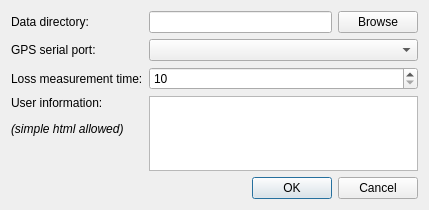
Above: app/wndsettings.ui from milyges/OpenDyno before the change. Below: the same form after it.
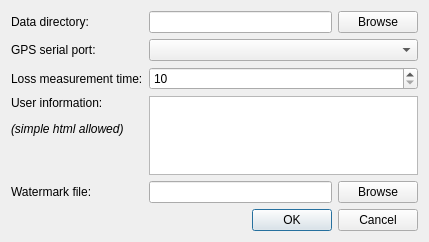
That is the form after the change.

```diff
--- a/app/wndsettings.ui
+++ b/app/wndsettings.ui
@@ -7,7 +7,7 @@
     <x>0</x>
     <y>0</y>
     <width>429</width>
-    <height>210</height>
+    <height>242</height>
    </rect>
   </property>
   <property name="windowTitle">
@@ -62,16 +62,6 @@
      </property>
     </widget>
    </item>
-   <item row="4" column="0" colspan="2">
-    <widget class="QDialogButtonBox" name="buttonBox">
-     <property name="orientation">
-      <enum>Qt::Horizontal</enum>
-     </property>
-     <property name="standardButtons">
-      <set>QDialogButtonBox::Cancel|QDialogButtonBox::Ok</set>
-     </property>
-    </widget>
-   </item>
    <item row="3" column="0">
     <widget class="QLabel" name="label_4">
      <property name="text">
@@ -85,6 +75,37 @@
    <item row="3" column="1">
     <widget class="QPlainTextEdit" name="pteUserInfo"/>
    </item>
+   <item row="4" column="0">
+    <widget class="QLabel" name="label_5">
+     <property name="text">
+      <string>Watermark file:</string>
+     </property>
+    </widget>
+   </item>
+   <item row="4" column="1">
+    <layout class="QHBoxLayout" name="horizontalLayout_2">
+     <item>
+      <widget class="QLineEdit" name="leWatermark"/>
+     </item>
+     <item>
+      <widget class="QPushButton" name="bntBrowseWatermark">
+       <property name="text">
+        <string>Browse</string>
+       </property>
+      </widget>
+     </item>
+    </layout>
+   </item>
+   <item row="5" column="0" colspan="2">
+    <widget class="QDialogButtonBox" name="buttonBox">
+     <property name="orientation">
+      <enum>Qt::Horizontal</enum>
+     </property>
+     <property name="standardButtons">
+      <set>QDialogButtonBox::Cancel|QDialogButtonBox::Ok</set>
+     </property>
+    </widget>
+   </item>
   </layout>
  </widget>
  <resources/>
```
